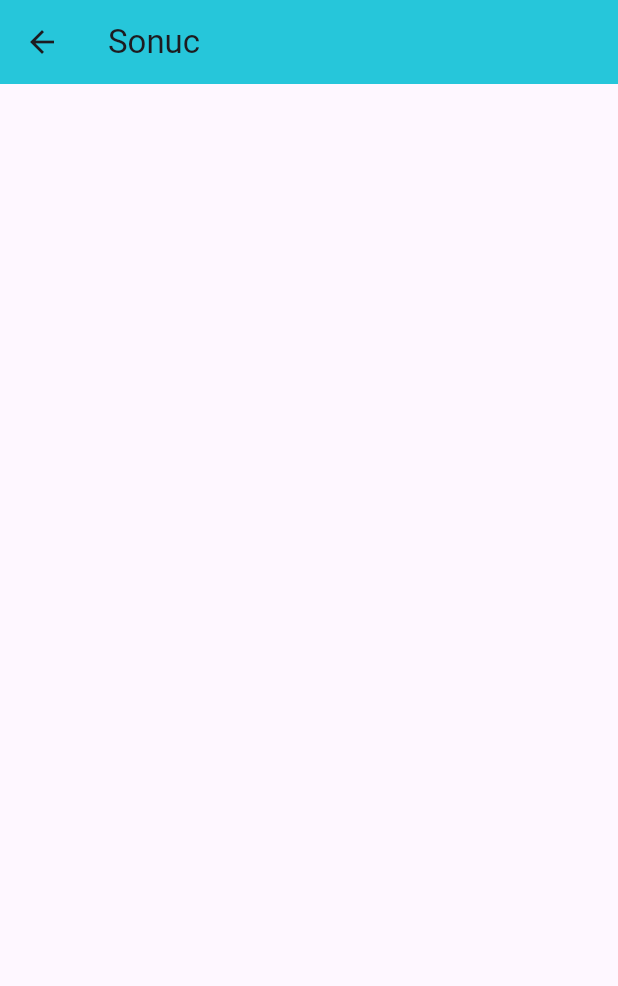
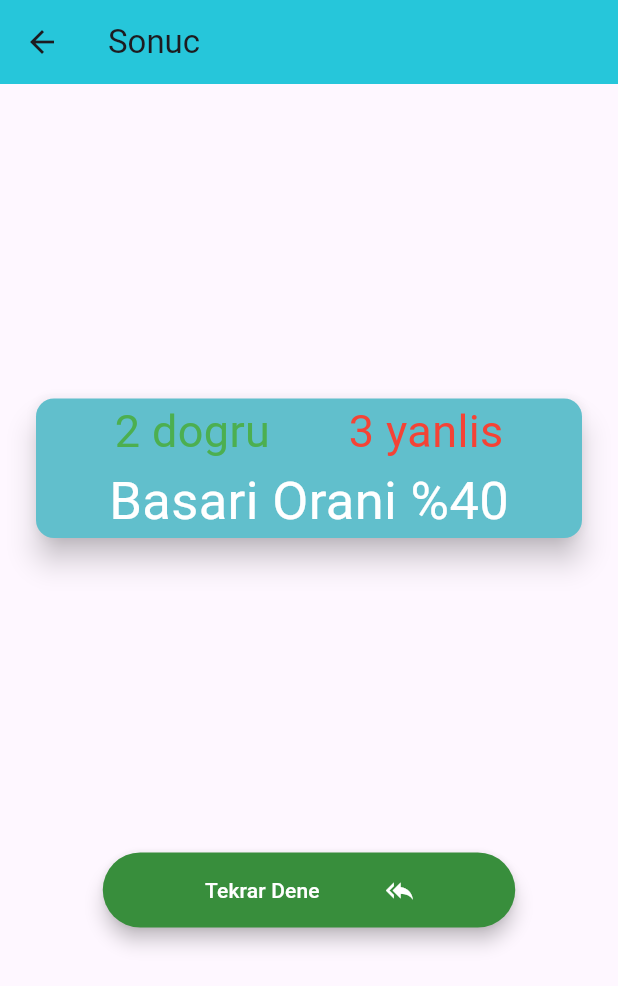
Before and after one commit to tahaturan/flutter_flag_question_app, a Flutter app: the QuizPage screen opened directly, after a tap on "Button A", on a phone screen of 412 x 824 dp. Shown: the top 986 px of the screen. Run offline on Flutter 3.47's test engine with Material 2 defaults, Android fonts, the phone set to English and light mode, and no system bars.

Commit message:
sonuc ekrani tasarlandi

```diff
--- a/lib/core/views/result_page.dart
+++ b/lib/core/views/result_page.dart
@@ -1,7 +1,8 @@
 import 'package:flutter/material.dart';
 
 class ResultPage extends StatefulWidget {
-  const ResultPage({Key? key}) : super(key: key);
+  int dogruSayisi;
+  ResultPage({required this.dogruSayisi, Key? key}) : super(key: key);
 
   @override
   State<ResultPage> createState() => _ResultPageState();
@@ -10,11 +11,67 @@ class ResultPage extends StatefulWidget {
 class _ResultPageState extends State<ResultPage> {
   @override
   Widget build(BuildContext context) {
+    int basariOrani = (widget.dogruSayisi * 100) ~/ 5;
     return Scaffold(
       appBar: AppBar(
         title: const Text('Sonuc'),
       ),
-      body: Container(),
+      body: Center(
+        child: Column(
+          mainAxisAlignment: MainAxisAlignment.spaceEvenly,
+          children: [
+            Container(
+              margin: const EdgeInsets.only(left: 20, right: 20),
+              child: Card(
+                color: Colors.cyan.shade300,
+                elevation: 8,
+                surfaceTintColor: Colors.red,
+                child: Column(
+                  children: [
+                    Row(
+                      mainAxisAlignment: MainAxisAlignment.spaceEvenly,
+                      children: [
+                        Text(
+                          "${widget.dogruSayisi} dogru",
+                          style: const TextStyle(
+                              fontSize: 30, color: Colors.green),
+                        ),
+                        Text(
+                          "${5 - widget.dogruSayisi} yanlis",
+                          style:
+                              const TextStyle(fontSize: 30, color: Colors.red),
+                        ),
+                      ],
+                    ),
+                    Text(
+                      "Basari Orani %$basariOrani",
+                      style: const TextStyle(fontSize: 35, color: Colors.white),
+                    ),
+                  ],
+                ),
+              ),
+            ),
+            ElevatedButton(
+                style: ElevatedButton.styleFrom(
+                  primary: Colors.green.shade700,
+                  onPrimary: Colors.white,
+                  elevation: 5,
+                  minimumSize: const Size(275, 50),
+                  maximumSize: const Size(275, 50),
+                ),
+                onPressed: () {
+                  Navigator.pop(context);
+                },
+                child: Row(
+                  mainAxisAlignment: MainAxisAlignment.spaceEvenly,
+                  children: const [
+                    Text("Tekrar Dene"),
+                    Icon(Icons.reply_all_outlined),
+                  ],
+                )),
+          ],
+        ),
+      ),
     );
   }
 }
--- a/lib/core/widgets/answer_button.dart
+++ b/lib/core/widgets/answer_button.dart
@@ -16,10 +16,10 @@ class AnswerButton extends StatelessWidget {
         maximumSize: const Size(275, 50),
       ),
       onPressed: () {
-        Navigator.push(
+        Navigator.pushReplacement(
             context,
             MaterialPageRoute(
-              builder: (context) => const ResultPage(),
+              builder: (context) => ResultPage(dogruSayisi: 2),
             ));
       },
       child: Row(
```
